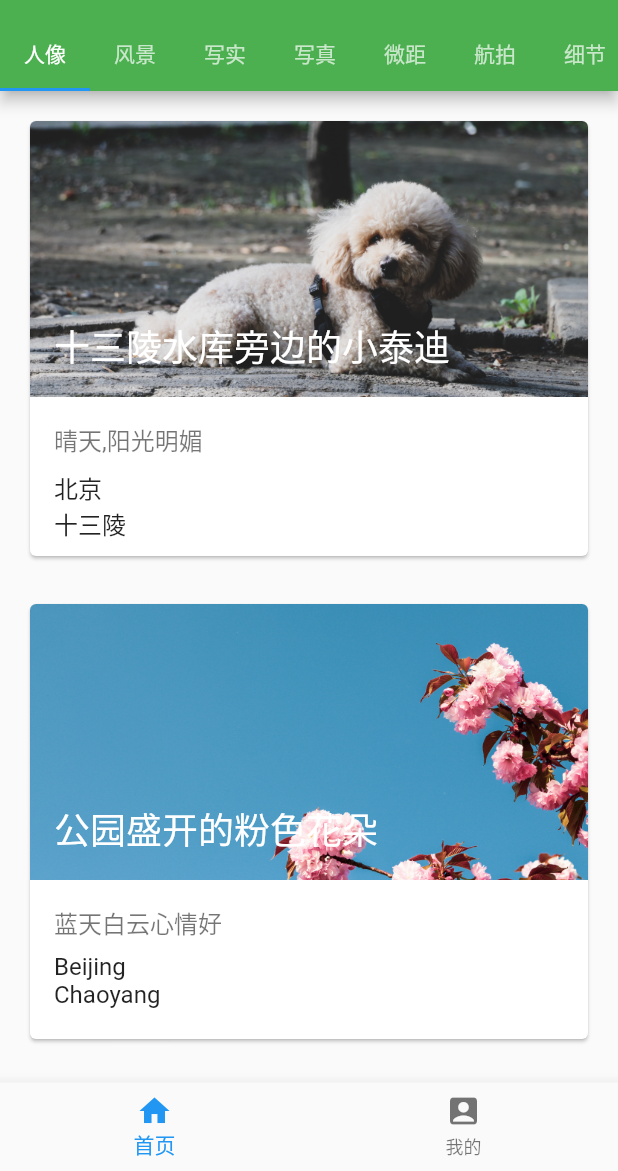
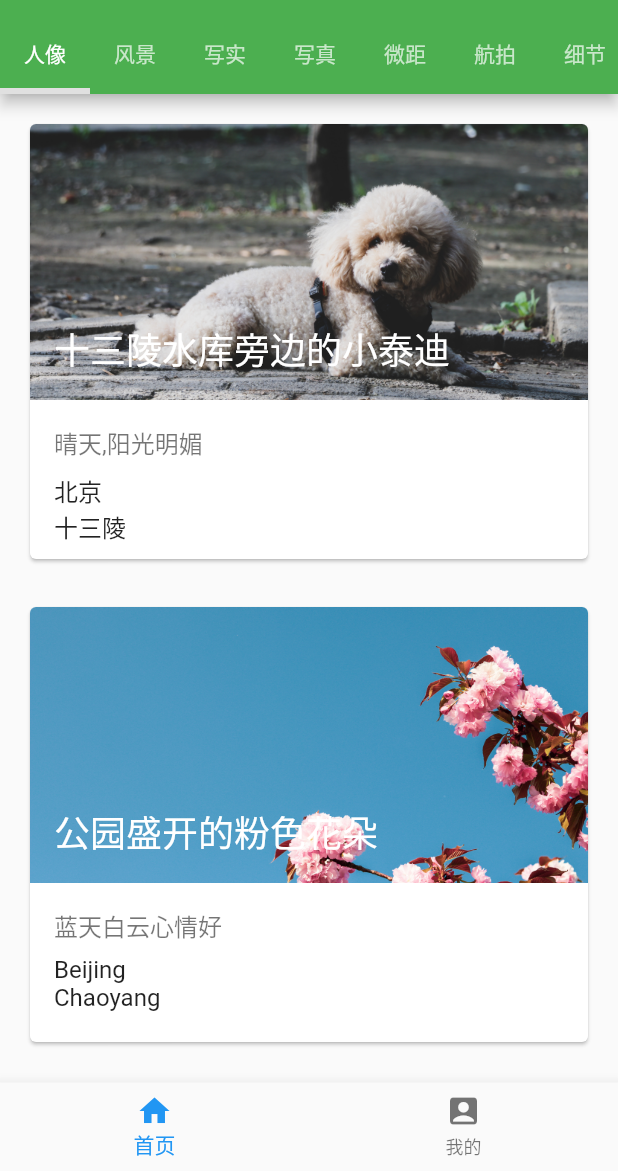
Before and after one commit to wch93/photo_diary, a Flutter app: the screen it shows after launch, on a phone screen of 412 x 824 dp, the part 65-1236 px from its top. Run offline on Flutter 3.47's test engine with Material 2 defaults, Android fonts, the phone set to English and light mode, and no system bars; our stand-ins replace flutter_screenutil, font_awesome_flutter; statements that could not run were skipped.

Commit message:
标签页

```diff
--- a/lib/pages/home.dart
+++ b/lib/pages/home.dart
@@ -19,6 +19,9 @@ class _MyHomePageState extends State<MyHomePage> {
         appBar: AppBar(
           title: Text("摄影日记"),
           bottom: TabBar(
+            indicatorColor: Theme.of(context).buttonColor,
+            indicatorSize: TabBarIndicatorSize.tab,
+            indicatorWeight: 4,
             isScrollable: true,
             tabs: [for (final tab in tabs) Tab(text: tab)],
           ),
```
